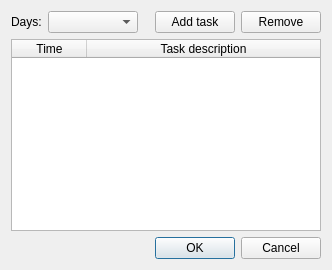
The window that plugins/schedule/gui/settings_dialog.ui (Kolcha/DigitalClock4) describes before a commit, drawn with Qt 5.
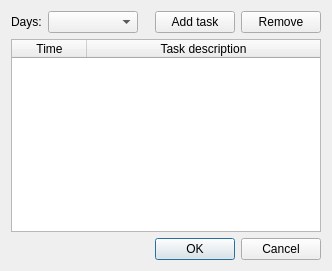
The same window after the commit. Icons and pictures are not drawn.

Commit message:
assigned icons in ui
branch : plugins

What changed in the file:
```diff
--- a/plugins/schedule/gui/settings_dialog.ui
+++ b/plugins/schedule/gui/settings_dialog.ui
@@ -7,7 +7,7 @@
     <x>0</x>
     <y>0</y>
     <width>332</width>
-    <height>270</height>
+    <height>271</height>
    </rect>
   </property>
   <property name="windowTitle">
```
Left out of the diff: 16 changed lines with no effect on the pictures. The commit also changes 4 other files.
